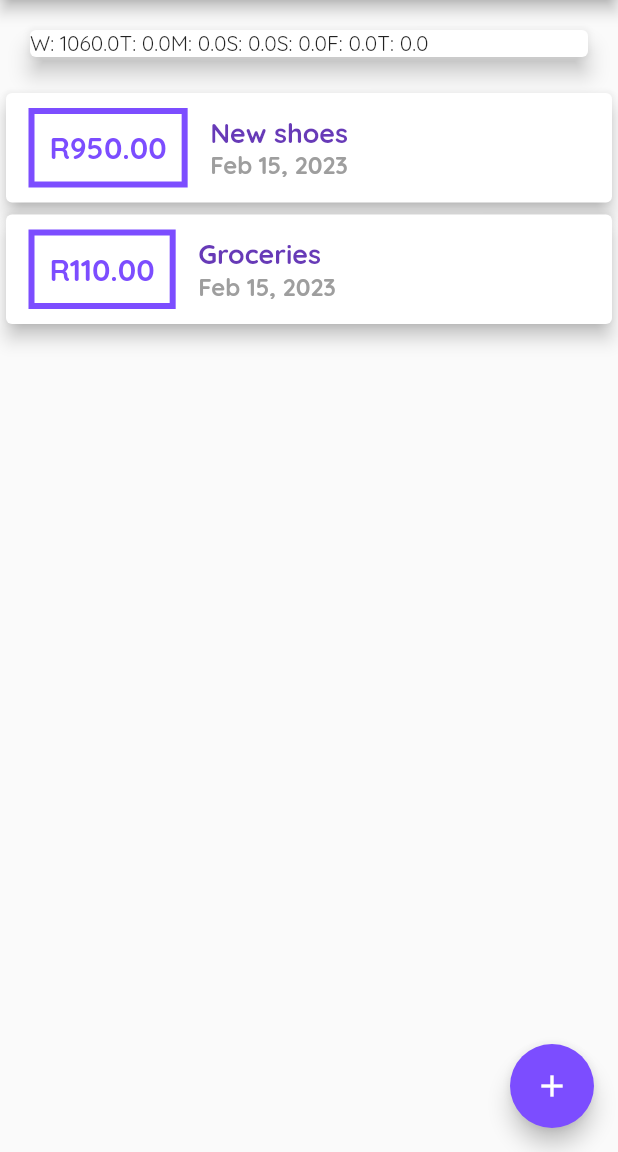
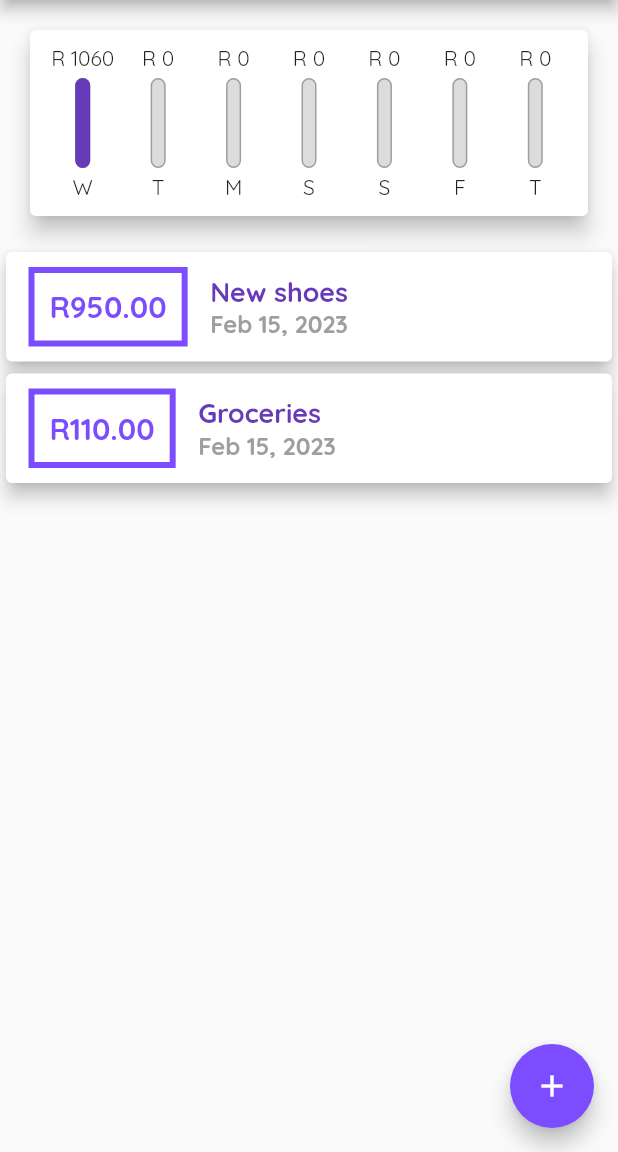
Before and after one commit to Ruan6370/flutterSect4Guide, a Flutter app: the screen it shows after launch, on a phone screen of 412 x 824 dp, the part 84-1236 px from its top. Run offline on Flutter 3.47's test engine with Material 2 defaults, Android fonts, the phone set to English and light mode, and no system bars.

Commit message:
Chart Widget complete

```diff
--- a/lib/_widgets/chart.dart
+++ b/lib/_widgets/chart.dart
@@ -2,6 +2,7 @@ import 'package:flutter/material.dart';
 import 'package:intl/intl.dart';
 
 import '../_models/transactions.dart';
+import 'chart_bar.dart';
 
 class Chart extends StatelessWidget {
   const Chart(this.recentTransactions, {Key? key}) : super(key: key);
@@ -30,16 +31,33 @@ class Chart extends StatelessWidget {
     });
   }
 
+  double get totalSpending {
+    return groupedTransactionValues.fold(0.0, (sum, item) {
+      return sum + (item['amount'] as double);
+    });
+  }
+
   @override
   Widget build(BuildContext context) {
     return Card(
       elevation: 6,
       margin: const EdgeInsets.all(20),
-      child: Row(children: [
-        ...groupedTransactionValues.map((data) {
-          return Text('${data['day']}: ${data['amount']}');
-        }).toList()
-      ]),
+      child: Padding(
+        padding: const EdgeInsets.all(10),
+        child: Row(mainAxisAlignment: MainAxisAlignment.spaceAround, children: [
+          ...groupedTransactionValues.map((data) {
+            return Flexible(
+              fit: FlexFit.tight,
+              child: ChartBar(
+                  (data['day'] as String),
+                  (data['amount'] as double),
+                  totalSpending == 0.0
+                      ? 0.0
+                      : (data['amount'] as double) / totalSpending),
+            );
+          }).toList()
+        ]),
+      ),
     );
   }
 }
--- /dev/null
+++ b/lib/_widgets/chart_bar.dart
@@ -0,0 +1,49 @@
+import 'package:flutter/material.dart';
+
+class ChartBar extends StatelessWidget {
+  const ChartBar(this.label, this.spendingAmount, this.spendingPercentage,
+      {Key? key})
+      : super(key: key);
+
+  final String label;
+  final double spendingAmount;
+  final double spendingPercentage;
+
+  @override
+  Widget build(BuildContext context) {
+    return Column(
+      children: <Widget>[
+        FittedBox(child: Text('R ' + spendingAmount.toStringAsFixed(0))),
+        const SizedBox(
+          height: 4,
+        ),
+        SizedBox(
+          height: 60,
+          width: 10,
+          child: Stack(children: <Widget>[
+            Container(
+              decoration: BoxDecoration(
+                border: Border.all(color: Colors.grey, width: 1.0),
+                color: const Color.fromRGBO(220, 220, 220, 1),
+                borderRadius: BorderRadius.circular(10),
+              ),
+            ),
+            FractionallySizedBox(
+              heightFactor: spendingPercentage,
+              child: Container(
+                decoration: BoxDecoration(
+                  color: Theme.of(context).primaryColor,
+                  borderRadius: BorderRadius.circular(10),
+                ),
+              ),
+            ),
+          ]),
+        ),
+        const SizedBox(
+          height: 4,
+        ),
+        Text(label),
+      ],
+    );
+  }
+}
```
